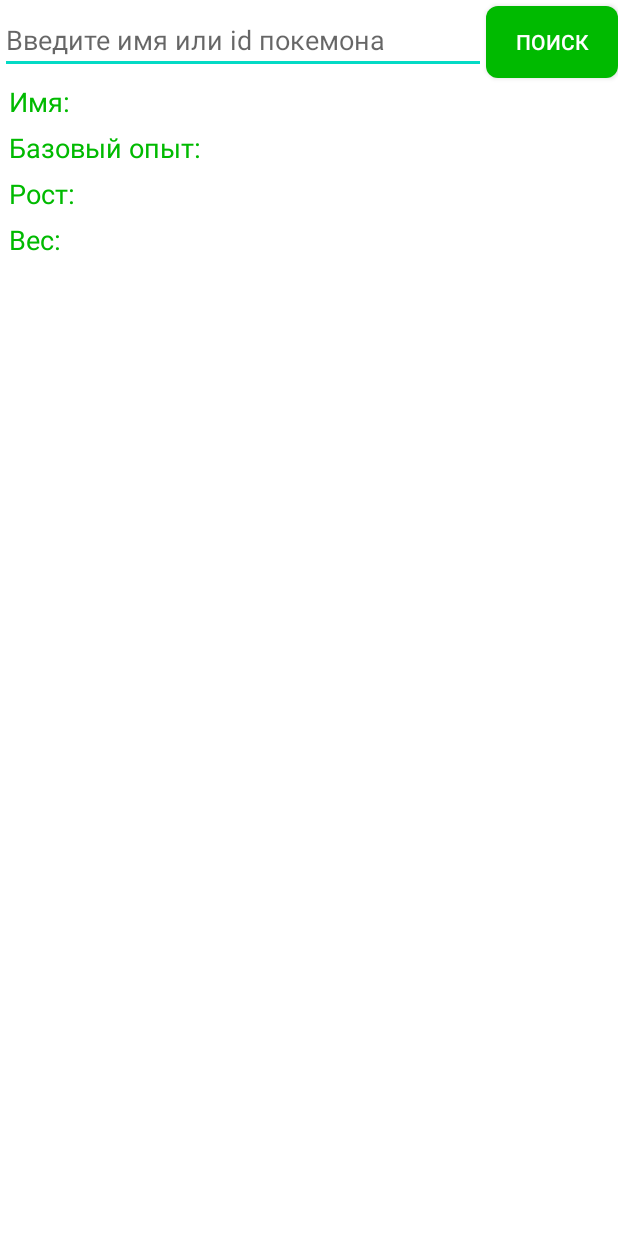
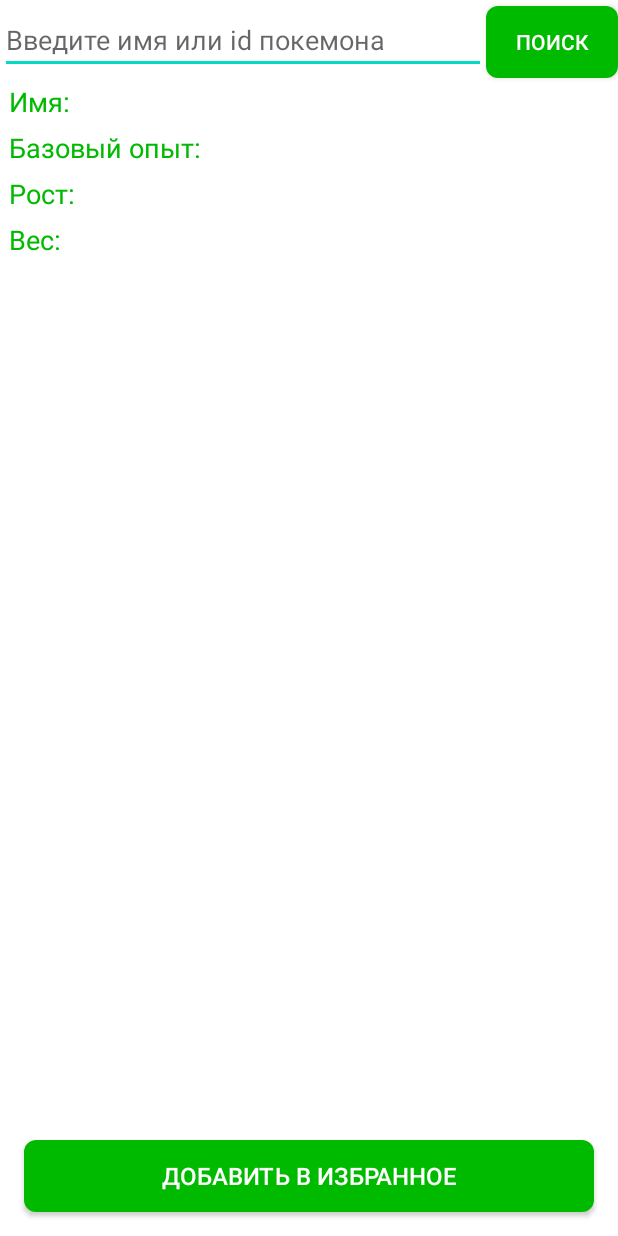
Before and after one commit to Panic-Berlin/PokemonGo, an Android app: the layout fragment_search_pokemon.xml on its own in the app's theme, with its tools: preview values and no code run, on a phone screen of 412 x 824 dp. Run offline under Robolectric (Android 15) with nearby library versions, the phone set to English and light mode, and no system bars.

Commit message:
search screen UI

```diff
--- a/app/src/main/res/layout/fragment_search_pokemon.xml
+++ b/app/src/main/res/layout/fragment_search_pokemon.xml
@@ -74,6 +74,19 @@
         app:layout_constraintStart_toStartOf="parent"
         app:layout_constraintTop_toBottomOf="@id/tv_height" />
 
+    <androidx.appcompat.widget.AppCompatButton
+        android:layout_width="0dp"
+        android:layout_height="wrap_content"
+        app:layout_constraintBottom_toBottomOf="parent"
+        app:layout_constraintStart_toStartOf="parent"
+        app:layout_constraintEnd_toEndOf="parent"
+        android:layout_marginHorizontal="@dimen/margin_l"
+        android:background="@drawable/button_background"
+        android:layout_marginBottom="@dimen/margin_l"
+        android:textColor="@color/white"
+        android:text="@string/add_favorite"
+        android:textSize="@dimen/text_size_m"/>
+
     <com.google.android.material.progressindicator.CircularProgressIndicator
         android:id="@+id/cpi_loading"
         android:layout_width="wrap_content"
--- a/app/src/main/res/values/strings.xml
+++ b/app/src/main/res/values/strings.xml
@@ -10,4 +10,5 @@
     <string name="height">Рост:</string>
     <string name="weight">Вес:</string>
     <string name="pokemon_not_found">Покемон не найден</string>
+    <string name="add_favorite">Добавить в избранное</string>
 </resources>
```
Also changed, not shown: app/src/main/java/com/example/pokemongo/features/searchpokemon/presentation/SearchPokemonViewModel.kt (+7 -1 lines).
